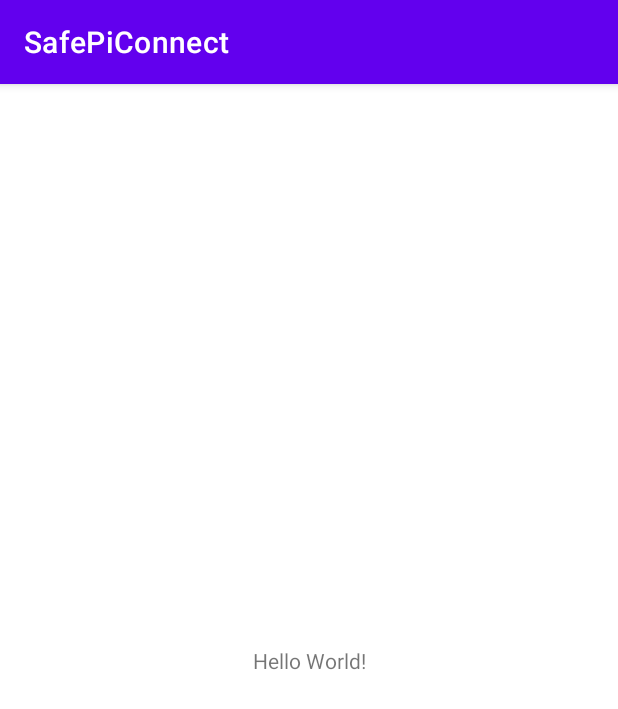
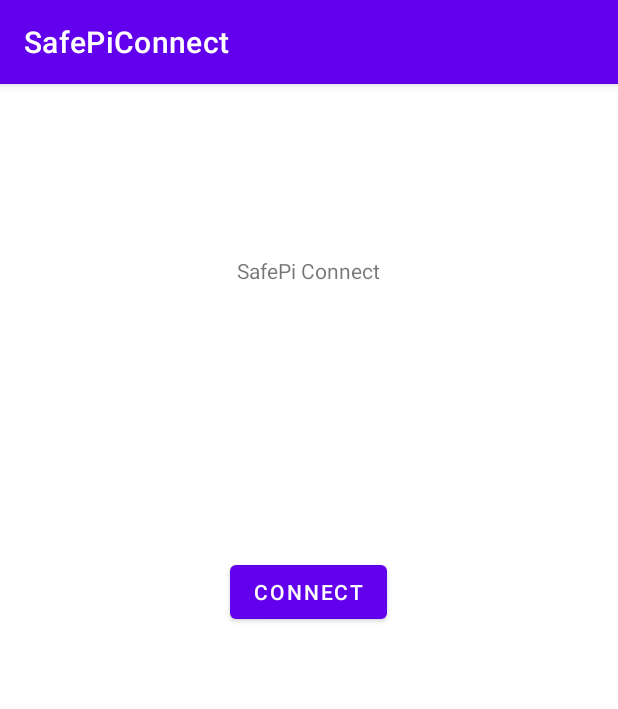
Before and after one commit to TomasCsumb/SafePiConnect, an Android app: the screen it shows after launch (MainActivity), on a phone screen of 412 x 824 dp. Shown: the top 709 px of the screen. Run offline under Robolectric (Android 15) with nearby library versions, the phone set to English and light mode, and no system bars.

Commit message:
Added ble scanner and display devices activity

```diff
--- a/app/src/main/java/com/example/safepiconnect/MainActivity.kt
+++ b/app/src/main/java/com/example/safepiconnect/MainActivity.kt
@@ -1,11 +1,33 @@
 package com.example.safepiconnect
 
+import android.content.Intent
 import androidx.appcompat.app.AppCompatActivity
 import android.os.Bundle
+import android.view.View
+import android.widget.Button
+import androidx.lifecycle.ViewModel
+import androidx.lifecycle.ViewModelProvider
+import androidx.lifecycle.viewmodel.viewModelFactory
+import com.example.safepiconnect.databinding.ActivityMainBinding
 
 class MainActivity : AppCompatActivity() {
+
+    private lateinit var binding: ActivityMainBinding
+
+
     override fun onCreate(savedInstanceState: Bundle?) {
         super.onCreate(savedInstanceState)
-        setContentView(R.layout.activity_main)
+        binding = ActivityMainBinding.inflate(layoutInflater)
+        setContentView(binding.root)
+        binding.connectButton.setOnClickListener{
+            val intent = Intent(this, DeviceListActivity::class.java)
+            startActivity(intent)
+        }
+    }
+
+    private fun setUpVariables() {
+
+        // You can now use connectButton for further operations
+        // Example: connectButton.setOnClickListener { ... }
     }
 }
--- a/app/src/main/res/layout/activity_main.xml
+++ b/app/src/main/res/layout/activity_main.xml
@@ -7,12 +7,27 @@
     tools:context=".MainActivity">
 
     <TextView
+        android:id="@+id/textView"
         android:layout_width="wrap_content"
         android:layout_height="wrap_content"
-        android:text="Hello World!"
+        android:text="@string/safepi_connect_text"
         app:layout_constraintBottom_toBottomOf="parent"
         app:layout_constraintEnd_toEndOf="parent"
+        app:layout_constraintHorizontal_bias="0.498"
         app:layout_constraintStart_toStartOf="parent"
-        app:layout_constraintTop_toTopOf="parent" />
+        app:layout_constraintTop_toTopOf="parent"
+        app:layout_constraintVertical_bias="0.153" />
+
+    <Button
+        android:layout_width="wrap_content"
+        android:layout_height="wrap_content"
+        app:layout_constraintBottom_toBottomOf="parent"
+        android:id="@+id/connectButton"
+        android:text="@string/connect_button_text"
+        app:layout_constraintEnd_toEndOf="parent"
+        app:layout_constraintHorizontal_bias="0.498"
+        app:layout_constraintStart_toStartOf="parent"
+        app:layout_constraintTop_toBottomOf="@+id/textView"
+        app:layout_constraintVertical_bias="0.308" />
 
 </androidx.constraintlayout.widget.ConstraintLayout>
--- a/app/src/main/res/values/strings.xml
+++ b/app/src/main/res/values/strings.xml
@@ -1,3 +1,5 @@
 <resources>
     <string name="app_name">SafePiConnect</string>
+    <string name="safepi_connect_text">SafePi Connect</string>
+    <string name="connect_button_text">Connect</string>
 </resources>
--- a/build.gradle
+++ b/build.gradle
@@ -1,6 +1,6 @@
 // Top-level build file where you can add configuration options common to all sub-projects/modules.
 plugins {
-    id 'com.android.application' version '7.4.0' apply false
-    id 'com.android.library' version '7.4.0' apply false
-    id 'org.jetbrains.kotlin.android' version '1.7.21' apply false
+    id 'com.android.application' version '8.2.2' apply false
+    id 'com.android.library' version '8.2.2' apply false
+    id 'org.jetbrains.kotlin.android' version '1.9.0' apply false
 }
--- a/gradle.properties
+++ b/gradle.properties
@@ -21,3 +21,4 @@ kotlin.code.style=official
 # resources declared in the library itself and none from the library's dependencies,
 # thereby reducing the size of the R class for that library
 android.nonTransitiveRClass=true
+android.nonFinalResIds=false
--- a/settings.gradle
+++ b/settings.gradle
@@ -14,3 +14,7 @@ dependencyResolutionManagement {
 }
 rootProject.name = "SafePiConnect"
 include ':app'
+buildscript {
+    ext.kotlin_version = '1.9.0'
+    repositories { mavenCentral() }
+}
```
Also changed, not shown: app/build.gradle (+12 -4 lines), app/src/main/AndroidManifest.xml (+7 -0 lines), app/src/main/java/com/example/safepiconnect/DeviceListActivity.kt (added, +98 -0 lines), app/src/main/res/layout/activity_device_list.xml (added, +21 -0 lines), gradle/wrapper/gradle-wrapper.properties.
